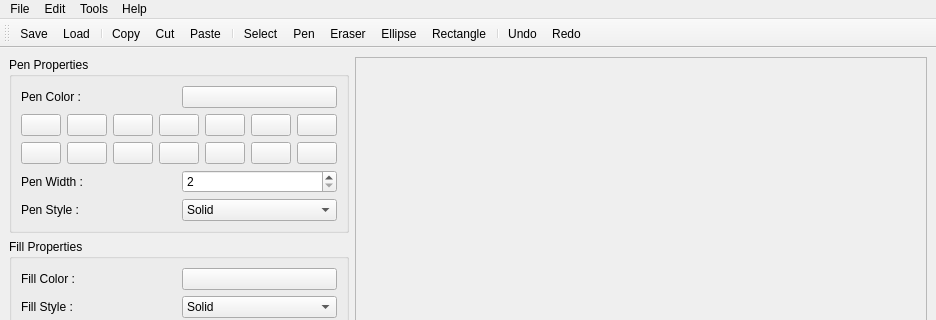
Above: PainterApplication/mainwindow.ui from Arthur-T-Lambert/PainterApp before the change; both pictures show x 0 to 936 and y 0 to 320 of the 936 by 737 pixel window. Below: the same form after it.
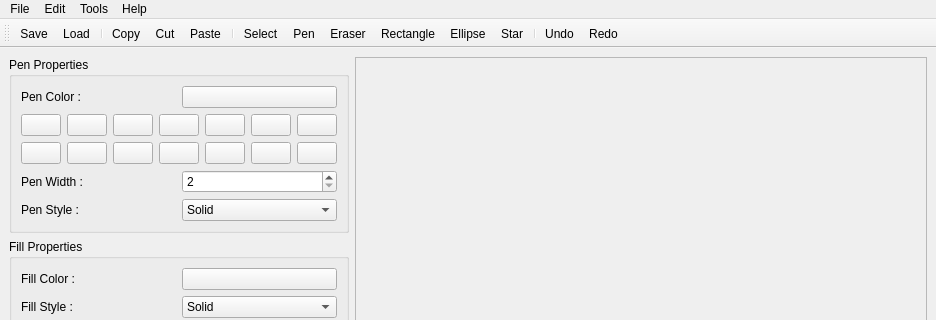
That is the form after the change. Icons and pictures are not drawn.

Commit message: Les actions "Outils" fonctionnent maintenant comme un radiobutton.

Diff of the .ui file:
```diff
--- a/PainterApplication/mainwindow.ui
+++ b/PainterApplication/mainwindow.ui
@@ -490,8 +490,9 @@
    <addaction name="actionSelect"/>
    <addaction name="actionPen"/>
    <addaction name="actionEraser"/>
-   <addaction name="actionEllipse"/>
    <addaction name="actionRectangle"/>
+   <addaction name="actionEllipse"/>
+   <addaction name="actionStar"/>
    <addaction name="separator"/>
    <addaction name="actionUndo"/>
    <addaction name="actionRedo"/>
```
Left out of the diff: 76 changed lines with no effect on the pictures. The commit also changes 2 other files.
